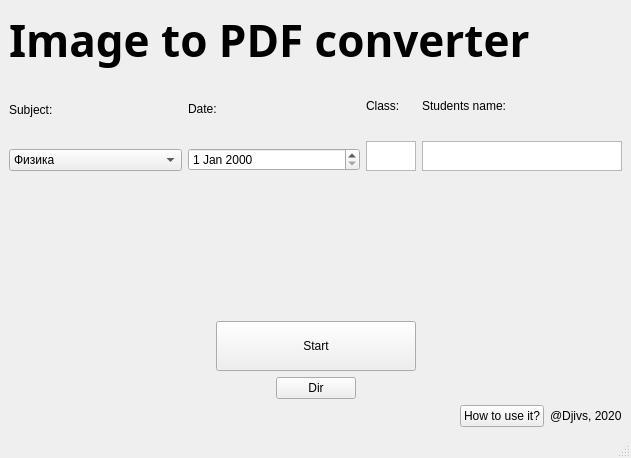
Djivs/img-to-pdf, file img-to-pdf/mainwindow.ui: the form before one commit.
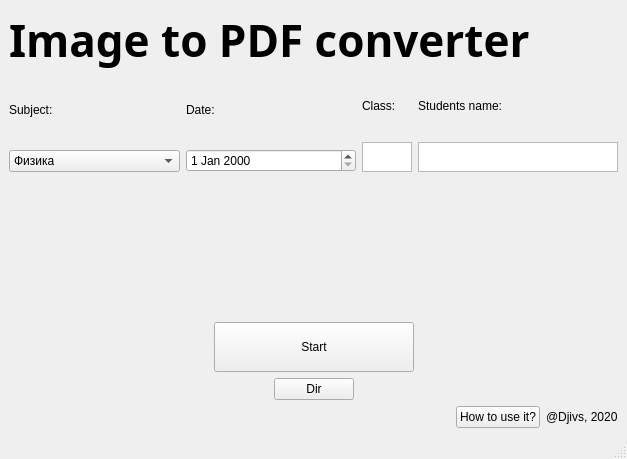
The form after the commit. Icons and pictures are not drawn.

Commit message: 💄 Add application logo and title

The edit to the form file:
```diff
--- a/img-to-pdf/mainwindow.ui
+++ b/img-to-pdf/mainwindow.ui
@@ -6,8 +6,8 @@
    <rect>
     <x>0</x>
     <y>0</y>
-    <width>631</width>
-    <height>458</height>
+    <width>627</width>
+    <height>459</height>
    </rect>
   </property>
   <property name="windowTitle">
```
Left out of the diff: 8 changed lines with no effect on the pictures. The commit also changes 1 other file.
